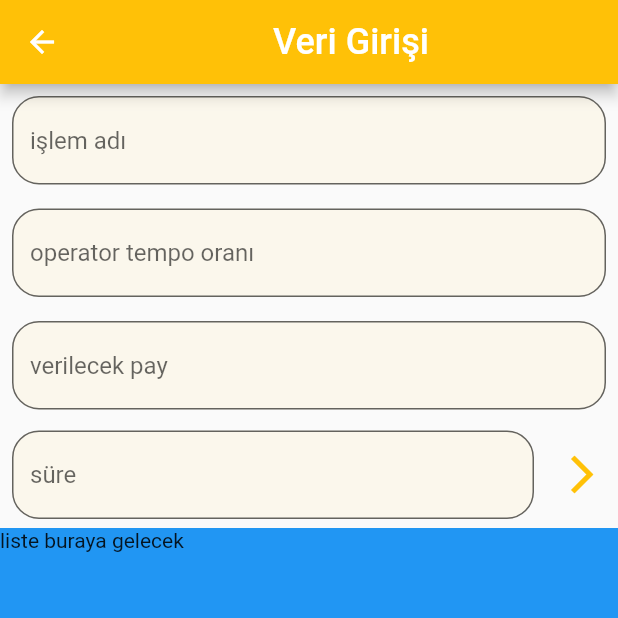
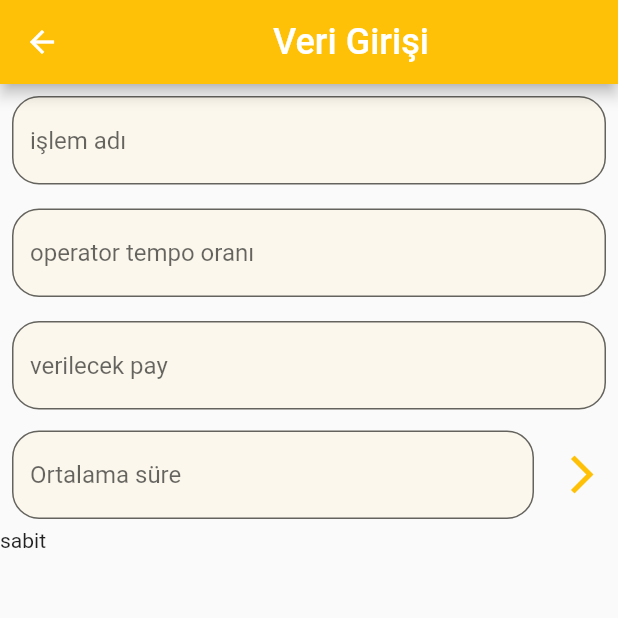
Before and after one commit to kocerenes/akademi_bootcamp, a Flutter app: the CalculatePage screen opened by its route, after a tap on the "arrow forward ios" icon, on a phone screen of 412 x 824 dp, the top half of it. Run offline on Flutter 3.47's test engine with Material 2 defaults, Android fonts, the phone set to English and light mode, and no system bars.

Commit message:
Complete helper file and little changed in calculation page.

```diff
--- /dev/null
+++ b/lib/helper/all_etut.dart
@@ -0,0 +1,9 @@
+import '../model/etut.dart';
+
+class DataHelper{
+  static List<Etut> allAddedEtuts = [];
+
+  static addEtut(Etut etut){
+    allAddedEtuts.add(etut);
+  }
+}
--- a/lib/model/etut.dart
+++ b/lib/model/etut.dart
@@ -1,7 +1,7 @@
 class Etut{
   final String islemIsmi;
-  final double operatorTempoOrani;
-  final double verilecekPay;
+  final String operatorTempoOrani;
+  final String verilecekPay;
   final String sure;
 
   Etut({required this.islemIsmi,required this.operatorTempoOrani,required this.verilecekPay,required this.sure});
--- a/lib/widgets/calculation_page.dart
+++ b/lib/widgets/calculation_page.dart
@@ -1,3 +1,5 @@
+import 'package:etut_porgrami/helper/all_etut.dart';
+import 'package:etut_porgrami/model/etut.dart';
 import 'package:flutter/material.dart';
 
 class CalculatePage extends StatefulWidget {
@@ -8,6 +10,12 @@ class CalculatePage extends StatefulWidget {
 }
 
 class _CalculatePageState extends State<CalculatePage> {
+  GlobalKey<FormState> formKey = GlobalKey<FormState>();
+  String ProccessName = "";
+  String OperatorTempoOrani = "";
+  String VerilecekPay = "";
+  String Sure = "";
+
   @override
   Widget build(BuildContext context) {
     return Scaffold(
@@ -23,7 +31,6 @@ class _CalculatePageState extends State<CalculatePage> {
         children: [
           Row(
             children: [
-
               Expanded(
                 flex: 2,
                 child: Container(
@@ -35,22 +42,16 @@ class _CalculatePageState extends State<CalculatePage> {
           ),
           Expanded(
             flex: 1,
-            child: Container(
-              child: Text("liste buraya gelecek"),
-              color: Colors.blue,
-
-
-            ),
+            child: Text("sabit"),
           ),
         ],
       ),
     );
   }
-}
 
   Widget _buildForm() {
     return Form(
-
+      key: formKey,
       child: Column(
         children: [
           Padding(
@@ -73,18 +74,23 @@ Widget _buildForm() {
               Expanded(
                 child: Padding(
                     padding: EdgeInsets.symmetric(horizontal: 8, vertical: 6),
-                child: _buildTextFormField("süre")
+                    child: _buildTextFormField("Ortalama süre")
                 ),
               ),
               IconButton(
-              onPressed: (){
+                onPressed:(){
+                  if(formKey.currentState!.validate()){
+                    formKey.currentState!.save();
+                    var addedEtut = Etut(islemIsmi: ProccessName,operatorTempoOrani: OperatorTempoOrani,verilecekPay: VerilecekPay,sure: Sure);
+                    DataHelper.addEtut(addedEtut);
+                    setState(() {
 
+                    });
+                  }
                 },
                 icon: Icon(Icons.arrow_forward_ios_sharp),
                 color: Colors.amber,
                 iconSize: 30,
-
-
               ),
             ],
           )
@@ -95,6 +101,19 @@ Widget _buildForm() {
 
   Widget _buildTextFormField(String hintText) {
     return TextFormField(
+      onSaved: (value){
+        setState(() {
+          if(hintText == "işlem adı"){
+            ProccessName = value!;
+          }else if(hintText == "operator tempo oranı"){
+            OperatorTempoOrani = value!;
+          }else if(hintText == "verilecek pay"){
+            VerilecekPay = value!;
+          }else if(hintText == "Ortalama süre"){
+            Sure = value!;
+          }
+        });
+      },
 
       decoration: InputDecoration(
           hintText: hintText,
@@ -104,3 +123,5 @@ Widget _buildTextFormField(String hintText) {
       ),
     );
   }
+
+}
```
Also changed, not shown: 1 other file. Lines whose indentation alone changed are shown as unchanged.
